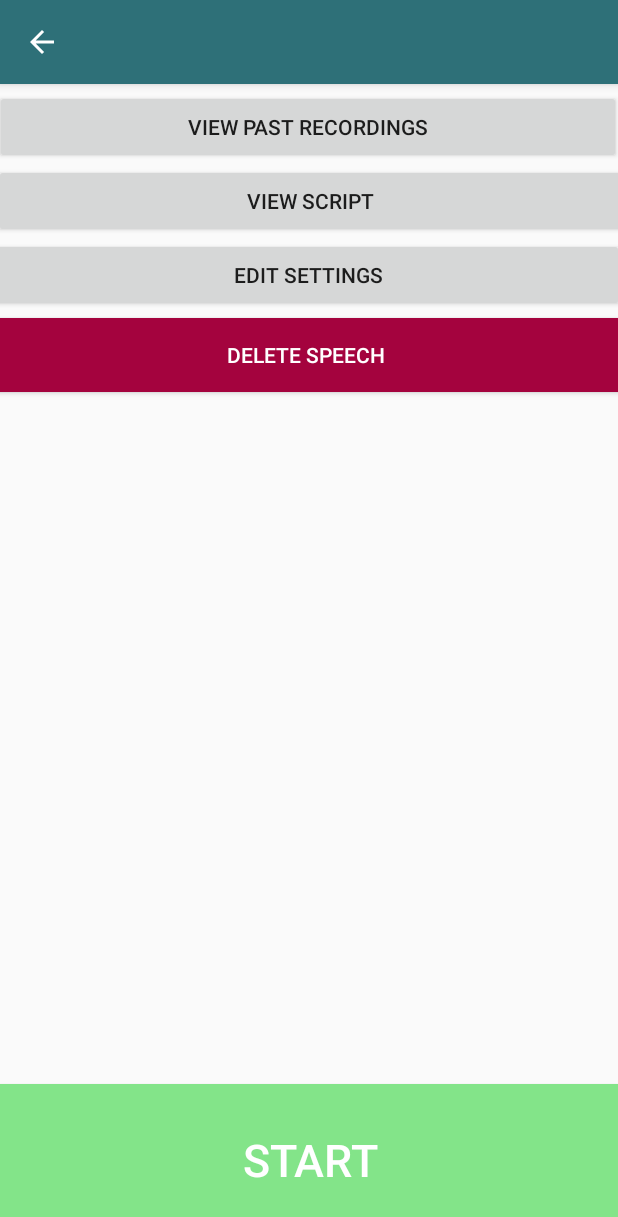
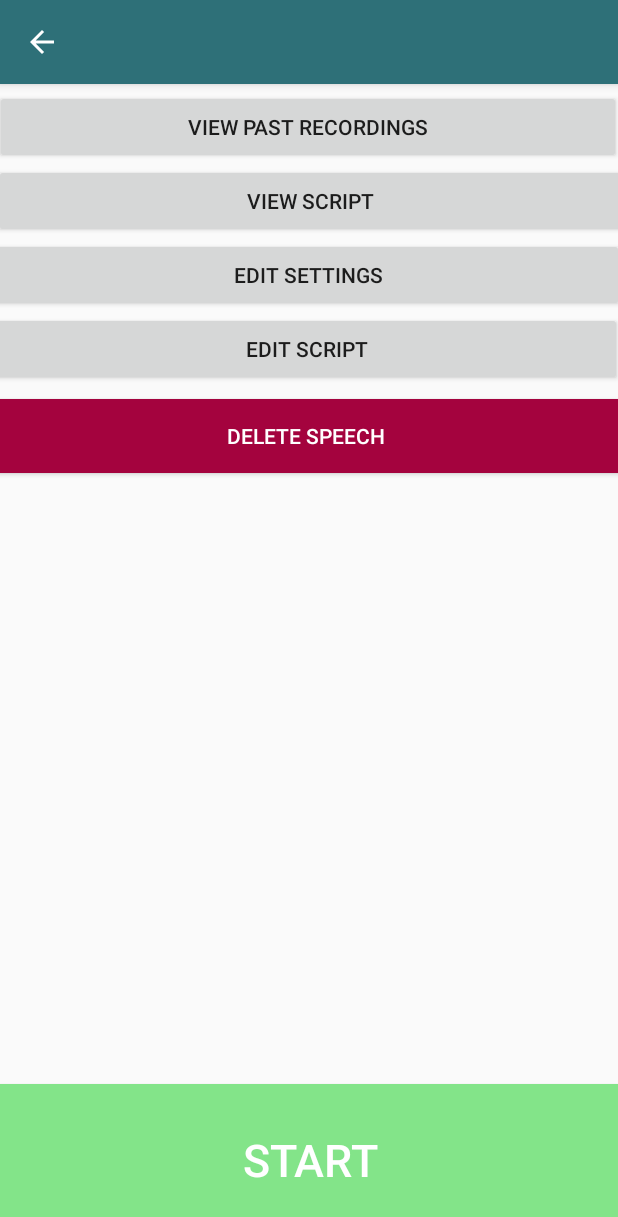
Before and after one commit to Armand42/ECS-193A-B, an Android app: the SpeechView screen opened directly, with no data from a screen before it, on a phone screen of 412 x 824 dp. Shown: the top 1217 px of the screen. Run offline under Robolectric (Android 15) with nearby library versions, the phone set to English and light mode, and no system bars; 1 statement that could not run was skipped.

Commit message:
added speech scrolling, fixed back buttons, moved edit

```diff
--- a/app/src/main/res/layout/activity_new_speech.xml
+++ b/app/src/main/res/layout/activity_new_speech.xml
@@ -25,12 +25,12 @@
         android:layout_width="249dp"
         android:layout_height="413dp"
         android:layout_marginBottom="32dp"
+        android:background="@drawable/rectangle"
         android:ems="10"
+        android:gravity="top|left"
         android:hint="Enter your script"
         android:inputType="textMultiLine"
-        android:background="@drawable/rectangle"
-        android:gravity="top|left"
-        android:lines="15"
+        android:lines="20"
         android:padding="8dp"
         android:scrollbars="vertical"
         app:autoSizeTextType="uniform"
--- a/app/src/main/res/layout/speech_view.xml
+++ b/app/src/main/res/layout/speech_view.xml
@@ -22,12 +22,27 @@
         app:layout_constraintTop_toBottomOf="@+id/viewScript" />
 
     <Button
+        android:id="@+id/button4"
+        android:layout_width="421dp"
+        android:layout_height="49dp"
+        android:layout_marginStart="8dp"
+        android:layout_marginLeft="8dp"
+        android:layout_marginEnd="8dp"
+        android:layout_marginRight="8dp"
+        android:onClick="goToEditSpeech"
+        android:text="EDIT SCRIPT"
+        app:layout_constraintEnd_toEndOf="parent"
+        app:layout_constraintHorizontal_bias="0.615"
+        app:layout_constraintStart_toStartOf="parent"
+        app:layout_constraintTop_toBottomOf="@+id/button" />
+
+    <Button
         android:id="@+id/deleteSpeech"
         android:layout_width="421dp"
         android:layout_height="49dp"
         android:layout_marginStart="8dp"
         android:layout_marginLeft="8dp"
-        android:layout_marginTop="4dp"
+        android:layout_marginTop="8dp"
         android:layout_marginEnd="8dp"
         android:layout_marginRight="8dp"
         android:layout_marginBottom="8dp"
@@ -39,8 +54,8 @@
         app:layout_constraintEnd_toEndOf="parent"
         app:layout_constraintHorizontal_bias="0.615"
         app:layout_constraintStart_toStartOf="parent"
-        app:layout_constraintTop_toBottomOf="@+id/button"
-        app:layout_constraintVertical_bias="0.0" />
+        app:layout_constraintTop_toBottomOf="@+id/button4"
+        app:layout_constraintVertical_bias="0.002" />
 
     <Button
         android:id="@+id/button2"
```
Also changed, not shown: app/src/main/AndroidManifest.xml (+9 -3 lines), app/src/main/java/com/example/speechpreparation/NewSpeech.java (+5 -5 lines), app/src/main/java/com/example/speechpreparation/ScriptView.java (+6 -7 lines), app/src/main/java/com/example/speechpreparation/SpeechView.java (+46 -0 lines), app/src/main/res/layout/activity_script_view.xml (+29 -27 lines).
